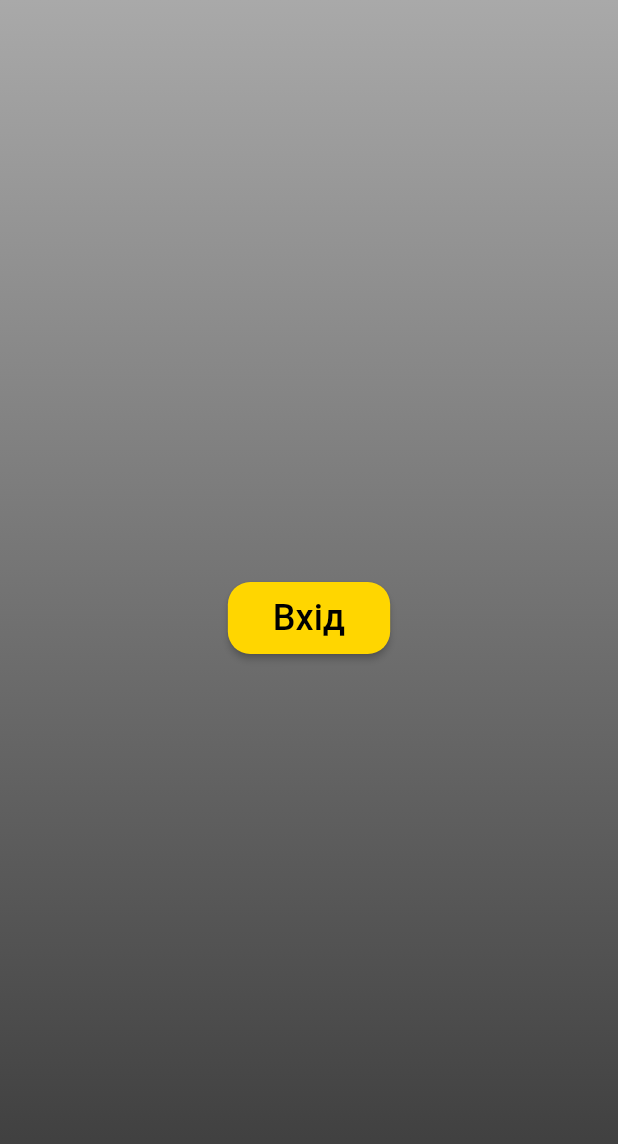
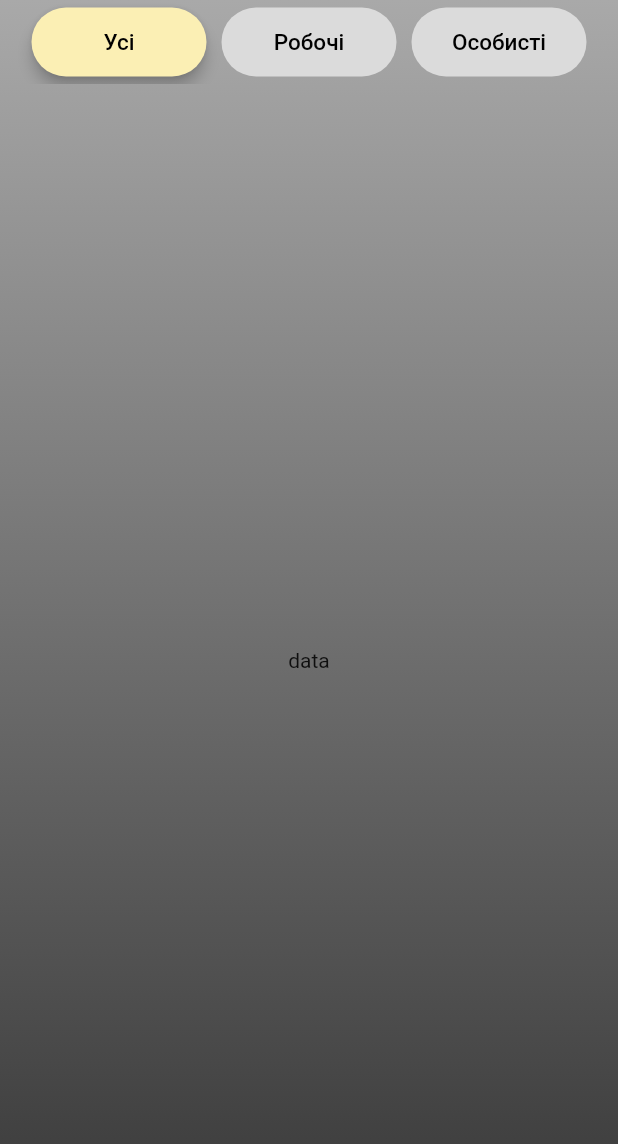
Before and after one commit to Rimbo537/task_manager, a Flutter app: the screen it shows after launch, on a phone screen of 412 x 824 dp. Shown: the top 1144 px of the screen. Run offline on Flutter 3.47's test engine with Material 2 defaults, Android fonts, the phone set to English and light mode, and no system bars.

Commit message:
create main appBar buttons

```diff
--- a/lib/main.dart
+++ b/lib/main.dart
@@ -1,5 +1,6 @@
 import 'package:flutter/material.dart';
 import 'package:task_manager/ui/screens/log_in/log_in.dart';
+import 'package:task_manager/ui/screens/main/main.dart';
 import 'package:task_manager/ui/widgets/components/bg_widget.dart';
 
 void main() {
@@ -17,7 +18,8 @@ class MyApp extends StatelessWidget {
         primarySwatch: Colors.blue,
       ),
       home: const BackgroundWidget(
-        child: LogInScreen(),
+        child: MainScreen(),
+        // LogInScreen(),
       ),
     );
   }
--- a/lib/ui/screens/main/main.dart
+++ b/lib/ui/screens/main/main.dart
@@ -1,10 +1,20 @@
 import 'package:flutter/material.dart';
+import 'package:task_manager/ui/widgets/main/components/app_bar/custom_app_bar.dart';
+import 'package:task_manager/ui/widgets/main/main.dart';
 
 class MainScreen extends StatelessWidget {
   const MainScreen({super.key});
 
   @override
   Widget build(BuildContext context) {
-    return const Placeholder();
+    return Scaffold(
+      backgroundColor: Colors.transparent,
+      appBar: AppBar(
+        backgroundColor: Colors.transparent,
+        elevation: 0,
+        title: CustomAppBar(),
+      ),
+      body: MainWidget(),
+    );
   }
 }
--- a/lib/ui/widgets/components/custom_button.dart
+++ b/lib/ui/widgets/components/custom_button.dart
@@ -26,13 +26,13 @@ class CustomButton extends StatelessWidget {
           backgroundColor: bgColor ?? const Color(0xFFFFD600),
           padding: padding ??
               const EdgeInsets.symmetric(horizontal: 30, vertical: 10)),
+      onPressed: onPressed,
       child: child ??
           Text(
             text,
             style: const TextStyle(
                 color: Colors.black, fontSize: 24, fontWeight: FontWeight.w500),
           ),
-      onPressed: () {},
     );
   }
 }
--- /dev/null
+++ b/lib/ui/widgets/main/components/app_bar/category_button.dart
@@ -0,0 +1,40 @@
+import 'package:flutter/material.dart';
+
+class CategoryButton extends StatelessWidget {
+  final String text;
+  final VoidCallback onPressed;
+  final bool isActive;
+
+  const CategoryButton({
+    super.key,
+    required this.text,
+    required this.onPressed,
+    required this.isActive,
+  });
+
+  @override
+  Widget build(BuildContext context) {
+    return Expanded(
+      child: Padding(
+        padding: const EdgeInsets.all(5.0),
+        child: ElevatedButton(
+          style: ElevatedButton.styleFrom(
+            elevation: isActive ? 4 : 0,
+            shape: RoundedRectangleBorder(
+              borderRadius: BorderRadius.circular(25),
+            ),
+            backgroundColor:
+                isActive ? const Color(0xFFFBEFB4) : const Color(0xFFDBDBDB),
+            padding: const EdgeInsets.symmetric(vertical: 14),
+          ),
+          onPressed: onPressed,
+          child: Text(
+            text,
+            style: const TextStyle(
+                color: Colors.black, fontSize: 15, fontWeight: FontWeight.w500),
+          ),
+        ),
+      ),
+    );
+  }
+}
--- /dev/null
+++ b/lib/ui/widgets/main/components/app_bar/custom_app_bar.dart
@@ -0,0 +1,30 @@
+import 'package:flutter/material.dart';
+import 'package:task_manager/ui/widgets/main/components/app_bar/category_button.dart';
+
+class CustomAppBar extends StatelessWidget {
+  const CustomAppBar({super.key});
+
+  @override
+  Widget build(BuildContext context) {
+    return Row(
+      mainAxisAlignment: MainAxisAlignment.spaceAround,
+      children: [
+        CategoryButton(
+          onPressed: () {},
+          text: 'Усі',
+          isActive: true,
+        ),
+        CategoryButton(
+          onPressed: () {},
+          text: 'Робочі',
+          isActive: false,
+        ),
+        CategoryButton(
+          onPressed: () {},
+          text: 'Особисті',
+          isActive: false,
+        ),
+      ],
+    );
+  }
+}
--- /dev/null
+++ b/lib/ui/widgets/main/main.dart
@@ -0,0 +1,10 @@
+import 'package:flutter/material.dart';
+
+class MainWidget extends StatelessWidget {
+  const MainWidget({super.key});
+
+  @override
+  Widget build(BuildContext context) {
+    return const Center(child: Text('data'),);
+  }
+}
```
Also changed, not shown: lib/ui/widgets/main/components/category_widget.dart (added).
